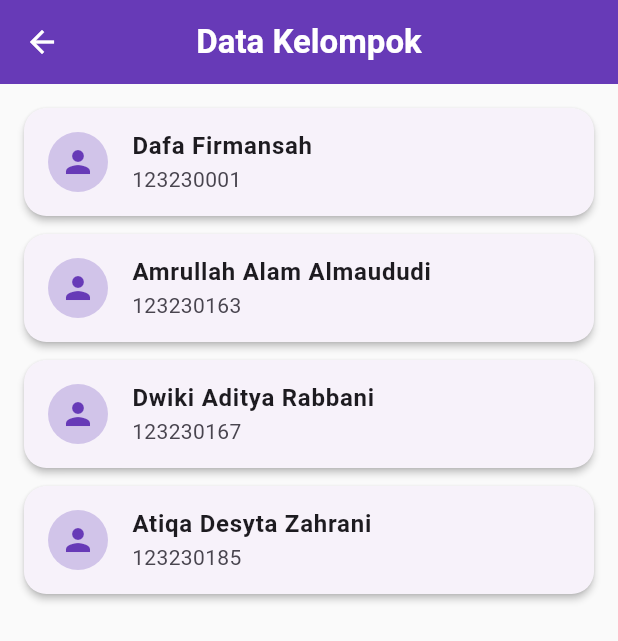
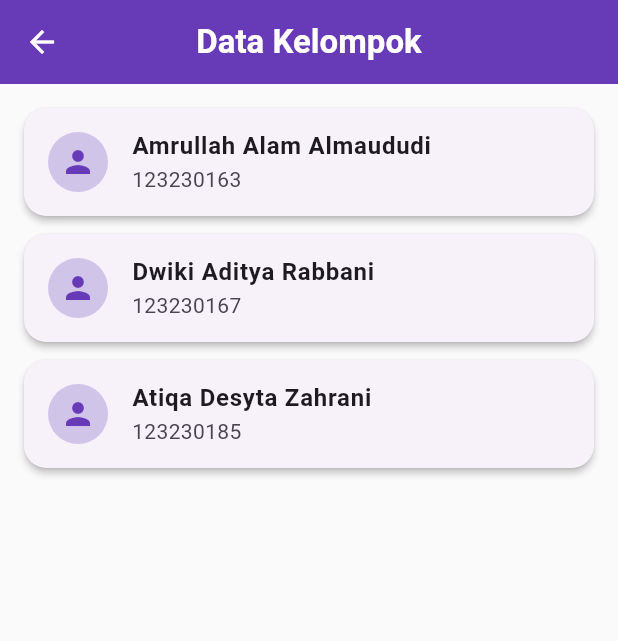
Before and after one commit to exuviadot/tugas2-tpm, a Flutter app: the DataKelompokPage screen opened directly with sample values from the repository, on a phone screen of 412 x 824 dp. Shown: the top 641 px of the screen. Run offline on Flutter 3.47's test engine with Material 3 defaults, Android fonts, the phone set to English and light mode, and no system bars.

Commit message:
update: perubahan minor

```diff
--- a/lib/pages/bilangan_page.dart
+++ b/lib/pages/bilangan_page.dart
@@ -61,8 +61,7 @@ class _BilanganPageState extends State<BilanganPage> {
     return Scaffold(
       backgroundColor: Colors.grey.shade50,
       appBar: AppBar(
-        title: Text(widget.menu.title,
-            style: const TextStyle(fontWeight: FontWeight.bold)),
+        title: Text(widget.menu.title, style: const TextStyle(fontWeight: FontWeight.bold)),
         backgroundColor: Colors.deepPurple,
         foregroundColor: Colors.white,
         centerTitle: true,
--- a/lib/pages/data_kelompok_page.dart
+++ b/lib/pages/data_kelompok_page.dart
@@ -8,7 +8,6 @@ class DataKelompokPage extends StatelessWidget {
   @override
   Widget build(BuildContext context) {
     final List<Map<String, String>> anggota = [
-      {"nama": "Dafa Firmansah", "nim": "123230001"},
       {"nama": "Amrullah Alam Almaududi", "nim": "123230163"},
       {"nama": "Dwiki Aditya Rabbani", "nim": "123230167"},
       {"nama": "Atiqa Desyta Zahrani", "nim": "123230185"}
--- a/lib/pages/login_page.dart
+++ b/lib/pages/login_page.dart
@@ -16,7 +16,6 @@ class LoginPage extends StatelessWidget {
 
       final Map<String, String> validUsers = {
         '123230163': 'upn163',
-        '123230001': 'upn001',
         '123230167': 'upn167',
         '123230185': 'upn185',
       };
```
